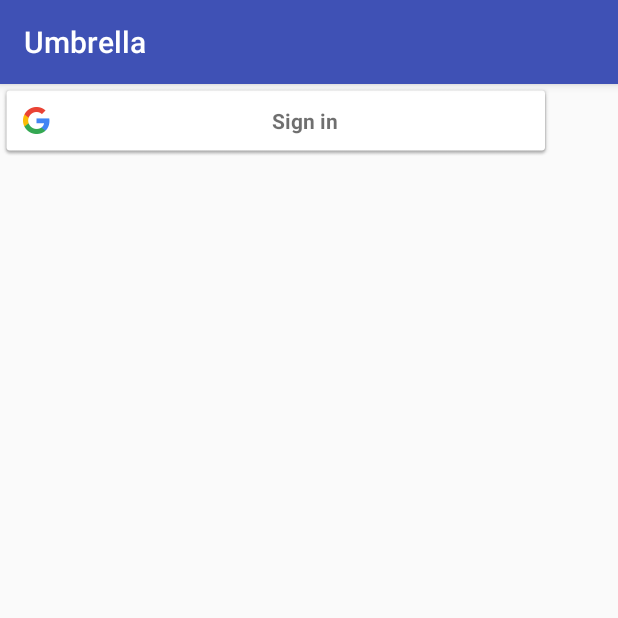
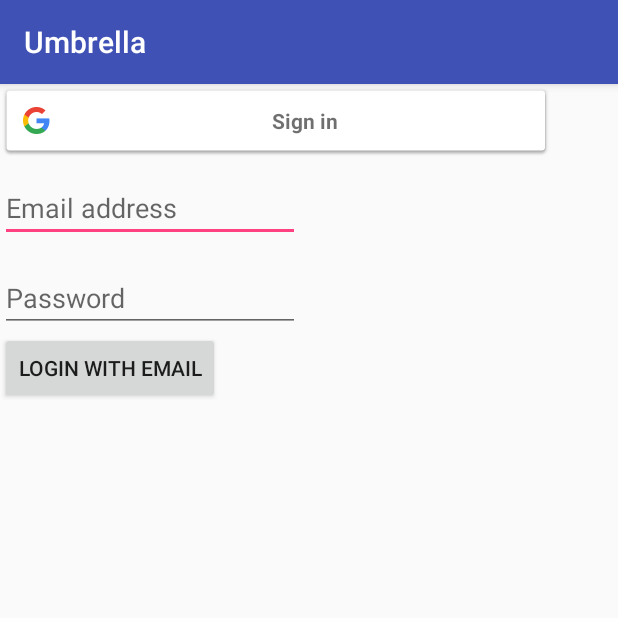
Before and after one commit to CS3398-Espresso-Noir/-CS3398-Espresso-F2017, an Android app: the screen it shows after launch (UmbrellaSignIn), on a phone screen of 412 x 824 dp, the top half of it. Run offline under Robolectric (Android 15) with nearby library versions, the phone set to English and light mode, and no system bars; our stand-ins replace Firebase (no records; nobody signed in at launch, a user with empty details on screens opened directly); 1 statement that could not run was skipped.

Commit message:
Added login for e-mail/password

```diff
--- a/Umbrella/app/src/main/java/com/example/valeriajara/umbrella/UmbrellaSignIn.java
+++ b/Umbrella/app/src/main/java/com/example/valeriajara/umbrella/UmbrellaSignIn.java
@@ -4,8 +4,11 @@ import android.content.Intent;
 import android.os.Bundle;
 import android.support.annotation.NonNull;
 import android.support.v7.app.AppCompatActivity;
+import android.text.TextUtils;
 import android.util.Log;
 import android.view.View;
+import android.widget.Button;
+import android.widget.EditText;
 import android.widget.Toast;
 
 import com.google.android.gms.auth.api.Auth;
@@ -24,6 +27,10 @@ import com.google.firebase.auth.FirebaseUser;
 import com.google.firebase.auth.GoogleAuthProvider;
 
 public class UmbrellaSignIn extends AppCompatActivity {
+    EditText editTextEmail;
+    EditText editTextPassword;
+    Button btnEmailLogin;
+    FirebaseAuth firebaseAuth;
     SignInButton button;
     FirebaseAuth mAuth;
     FirebaseAuth.AuthStateListener mAuthListener;
@@ -33,6 +40,7 @@ public class UmbrellaSignIn extends AppCompatActivity {
     @Override
     protected void onStart() {
         super.onStart();
+        FirebaseUser currentUser = firebaseAuth.getCurrentUser();
         mAuth.addAuthStateListener(mAuthListener);
 
     }
@@ -44,6 +52,11 @@ public class UmbrellaSignIn extends AppCompatActivity {
         setContentView(R.layout.activity_umbrella_sign_in);
         mAuth = FirebaseAuth.getInstance();
         button = (SignInButton) findViewById(R.id.googleBtn);
+
+        editTextEmail = (EditText)findViewById(R.id.editTextEmail);
+        editTextPassword = (EditText)findViewById(R.id.editTextPassword);
+        btnEmailLogin = (Button) findViewById(R.id.btnEmailLogin);
+
 
         button.setOnClickListener(new View.OnClickListener() {
             @Override
@@ -60,6 +73,7 @@ public class UmbrellaSignIn extends AppCompatActivity {
 
             }
         };
+
 
         // Build a GoogleApiClient with access to the Google Sign-In API and the
 // options specified by gso.
@@ -84,6 +98,29 @@ public class UmbrellaSignIn extends AppCompatActivity {
     private void signIn() {
         Intent signInIntent = Auth.GoogleSignInApi.getSignInIntent(mGoogleApiClient);
         startActivityForResult(signInIntent, RC_SIGN_IN);
+    }
+    public void emailLogin(View view) {
+        String email = this.editTextEmail.getText().toString();
+        String password = this.editTextPassword.getText().toString();
+        if (TextUtils.isEmpty(email)) {
+            editTextEmail.setError("Required.");
+            return;
+        }
+        if (TextUtils.isEmpty(password)) {
+            editTextEmail.setError("Required.");
+            return;
+        }
+        firebaseAuth.createUserWithEmailAndPassword(email,password)
+                .addOnCompleteListener(this, new OnCompleteListener<AuthResult>() {
+                    @Override
+                    public void onComplete(@NonNull Task<AuthResult> task) {
+                        if (task.isSuccessful()) {
+                            FirebaseUser user = firebaseAuth.getCurrentUser();
+                        } else {
+                            Toast.makeText(UmbrellaSignIn.this, "Authentication failed", Toast.LENGTH_SHORT).show();
+                        }
+                    }
+                });
     }
     @Override
     public void onActivityResult(int requestCode, int resultCode, Intent data) {
--- a/Umbrella/app/src/main/res/layout/activity_umbrella_sign_in.xml
+++ b/Umbrella/app/src/main/res/layout/activity_umbrella_sign_in.xml
@@ -13,4 +13,39 @@
         tools:layout_editor_absoluteX="8dp"
         tools:layout_editor_absoluteY="0dp"></com.google.android.gms.common.SignInButton>
 
+    <EditText
+    android:id="@+id/editTextEmail"
+    android:layout_width="200dp"
+    android:layout_height="wrap_content"
+    android:ems="10"
+    android:hint="Email address"
+    android:inputType="textEmailAddress"
+    app:layout_constraintLeft_toLeftOf="parent"
+    app:layout_constraintTop_toTopOf="parent"
+    android:layout_marginTop="60dp"
+    />
+    <EditText
+        android:id="@+id/editTextPassword"
+        android:layout_width="200dp"
+        android:layout_height="wrap_content"
+        android:ems="10"
+        android:hint="Password"
+        android:inputType="textEmailAddress"
+        app:layout_constraintLeft_toLeftOf="parent"
+        app:layout_constraintTop_toTopOf="parent"
+        android:layout_marginTop="120dp" />
+
+    <Button
+        android:id="@+id/btnEmailLogin"
+        android:onClick="emailLogin"
+        android:layout_width="wrap_content"
+        android:layout_height="wrap_content"
+        android:text="Login with Email"
+        app:layout_constraintLeft_toLeftOf="@id/editTextPassword"
+        app:layout_constraintTop_toBottomOf="@id/editTextPassword"
+        />
+
+
+
+
 </android.support.constraint.ConstraintLayout>
```
